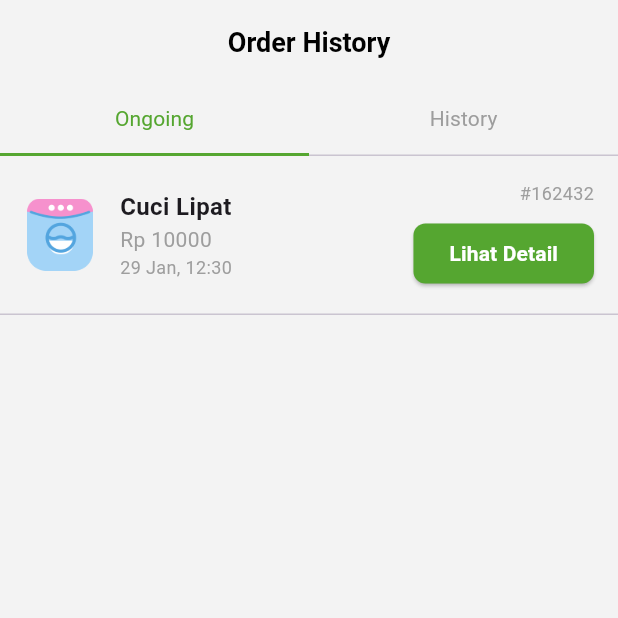
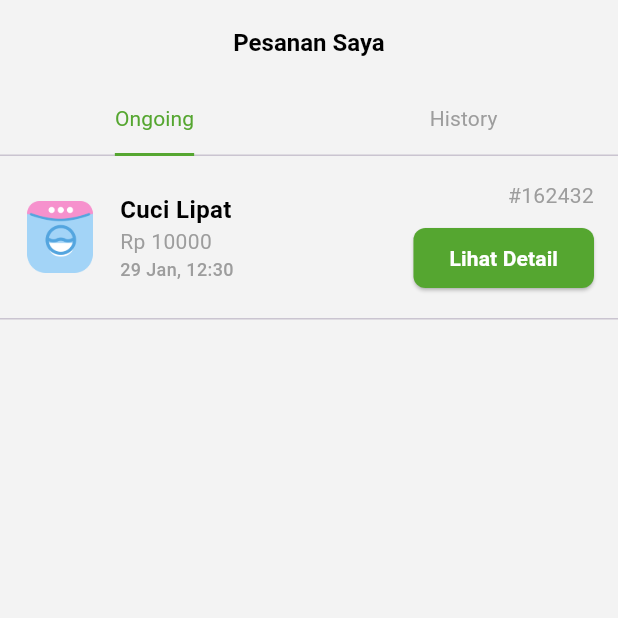
Before and after one commit to Niconi/go_laundry, a Flutter app: the OrderScreenContent screen opened directly, on a phone screen of 412 x 824 dp, the top half of it. Run offline on Flutter 3.47's test engine with Material 3 defaults, Android fonts, the light colour scheme and no system bars; our stand-ins replace google_fonts, sliding_up_panel.

Commit message:
"Refactored OrderScreenContent, added SettingsScreenContent, removed OrderScreen, and updated various widgets and styles."

```diff
--- a/lib/content/order_screen_content.dart
+++ b/lib/content/order_screen_content.dart
@@ -51,19 +51,11 @@ class _OrderScreenContentState extends State<OrderScreenContent>
   @override
   Widget build(BuildContext context) {
     return Scaffold(
-      backgroundColor:
-          backgroundColor, // Menambahkan background color untuk seluruh screen
+      backgroundColor: backgroundColor,
       appBar: AppBar(
         automaticallyImplyLeading: false,
         centerTitle: true,
-        title: const Text(
-          'Order History',
-          style: TextStyle(
-            fontSize: 18,
-            fontWeight: FontWeight.w600,
-            color: Colors.black,
-          ),
-        ),
+        title: Text('Pesanan Saya', style: boldText16),
         backgroundColor: backgroundColor,
         elevation: 0,
         bottom: TabBar(
@@ -84,8 +76,8 @@ class _OrderScreenContentState extends State<OrderScreenContent>
           labelColor: limeGreenColor,
           unselectedLabelColor: grayColor,
           indicatorColor: limeGreenColor,
-          indicatorSize: TabBarIndicatorSize.tab,
-          indicator: UnderlineTabIndicator(
+          indicatorSize: TabBarIndicatorSize.label,
+          indicator: const UnderlineTabIndicator(
               borderSide: BorderSide(color: limeGreenColor, width: 2)),
         ),
       ),
--- a/lib/screen/home/home_screen.dart
+++ b/lib/screen/home/home_screen.dart
@@ -1,9 +1,9 @@
 import 'package:flutter/material.dart';
 import 'package:go_laundry/content/home_screen_content.dart';
 import 'package:go_laundry/content/order_screen_content.dart';
+import 'package:go_laundry/content/settings_screen_content.dart';
 import 'package:go_laundry/themes.dart';
 import 'package:go_laundry/widgets/bottom_nav_bar.dart';
-import 'package:go_laundry/screen/order/order_screen.dart';
 import 'package:go_laundry/screen/settings/settings_screen.dart';
 
 class HomeScreen extends StatefulWidget {
@@ -19,7 +19,7 @@ class _HomeScreenState extends State<HomeScreen> {
   final List<Widget> _screens = [
     const HomeScreenContent(),
     const OrderScreenContent(),
-    const SettingsScreen(),
+    const SettingsScreenContent(),
   ];
 
   void _onItemTapped(int index) {
--- a/lib/widgets/order_list_item.dart
+++ b/lib/widgets/order_list_item.dart
@@ -1,6 +1,7 @@
 import 'package:flutter/material.dart';
 import 'package:go_laundry/models/order.dart';
 import 'package:go_laundry/models/service_type.dart';
+import 'package:go_laundry/themes.dart';
 import 'package:go_laundry/widgets/detail_button.dart';
 import 'package:intl/intl.dart';
 
@@ -33,41 +34,22 @@ class OrderListItem extends StatelessWidget {
                   crossAxisAlignment: CrossAxisAlignment.start,
                   children: [
                     Text(
-                      order.serviceType == ServiceType.cuciLipat
-                          ? 'Cuci Lipat'
-                          : 'Cuci Setrika',
-                      style: const TextStyle(
-                        fontSize: 16,
-                        fontWeight: FontWeight.bold,
-                      ),
-                    ),
-                    Text(
-                      'Rp ${order.price.toStringAsFixed(0)}',
-                      style: const TextStyle(
-                        fontSize: 14,
-                        color: Colors.grey,
-                      ),
-                    ),
-                    Text(
-                      DateFormat('dd MMM, HH:mm').format(order.date),
-                      style: const TextStyle(
-                        fontSize: 12,
-                        color: Colors.grey,
-                      ),
-                    ),
+                        order.serviceType == ServiceType.cuciLipat
+                            ? 'Cuci Lipat'
+                            : 'Cuci Setrika',
+                        style: boldText16.copyWith(color: blackColor)),
+                    Text('Rp ${order.price.toStringAsFixed(0)}',
+                        style: regularText14.copyWith(color: grayColor)),
+                    Text(DateFormat('dd MMM, HH:mm').format(order.date),
+                        style: mediumText12.copyWith(color: grayColor)),
                   ],
                 ),
               ),
               Column(
                 crossAxisAlignment: CrossAxisAlignment.end,
                 children: [
-                  Text(
-                    '#${order.id}',
-                    style: const TextStyle(
-                      color: Colors.grey,
-                      fontSize: 12,
-                    ),
-                  ),
+                  Text('#${order.id}',
+                      style: regularText14.copyWith(color: grayColor)),
                   const SizedBox(height: 8),
                   DetailButton(onPressed: onDetailPressed),
                 ],
```
Also changed, not shown: lib/content/settings_screen_content.dart (+84 -0 lines), lib/models/setting_list_item.dart (added, +37 -0 lines), lib/models/settings_item.dart (added, +15 -0 lines), lib/screen/order/order_screen.dart (deleted, +0 -16 lines), lib/screen/settings/change_profile.dart (added, +10 -0 lines), lib/widgets/profile_header.dart (added, +50 -0 lines).
